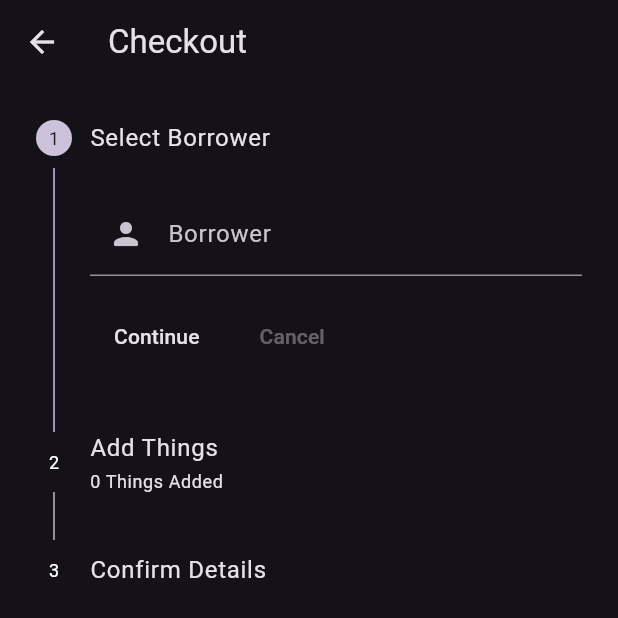
After one commit to pvdthings/librarian_app, a Flutter app: the CheckoutPage screen opened directly, on a phone screen of 412 x 824 dp, the top half of it. The commit adds this screen. Run offline on Flutter 3.47's test engine with Material 2 defaults, Android fonts, the phone set to English and light mode, and no system bars; our stand-ins replace dio, supabase_flutter; accounts and stored records are empty; network calls fail.

Commit message:
WIP Create CheckoutPage and CheckoutStepper

```diff
--- /dev/null
+++ b/lib/src/features/borrowers/presentation/borrower_search_delegate.dart
@@ -0,0 +1,43 @@
+import 'package:flutter/material.dart';
+import 'package:librarian_app/src/features/borrowers/presentation/connected_borrowers_list.dart';
+
+import '../data/borrower_model.dart';
+
+class BorrowerSearchDelegate extends SearchDelegate<BorrowerModel?> {
+  @override
+  List<Widget>? buildActions(BuildContext context) {
+    return [
+      IconButton(
+        icon: const Icon(Icons.clear),
+        onPressed: () => query = '',
+      ),
+    ];
+  }
+
+  @override
+  Widget? buildLeading(BuildContext context) {
+    return IconButton(
+      icon: AnimatedIcon(
+        icon: AnimatedIcons.menu_arrow,
+        progress: transitionAnimation,
+      ),
+      onPressed: () => close(context, null),
+    );
+  }
+
+  @override
+  Widget buildResults(BuildContext context) {
+    return ConnectedBorrowersList(
+      filter: query,
+      onTap: (borrower) => close(context, borrower),
+    );
+  }
+
+  @override
+  Widget buildSuggestions(BuildContext context) {
+    return ConnectedBorrowersList(
+      filter: query,
+      onTap: (borrower) => close(context, borrower),
+    );
+  }
+}
--- a/lib/src/features/dashboard/presentation/desktop_layout.dart
+++ b/lib/src/features/dashboard/presentation/desktop_layout.dart
@@ -1,5 +1,6 @@
 import 'package:flutter/material.dart';
 import 'package:librarian_app/src/features/borrowers/presentation/borrowers_desktop_layout.dart';
+import 'package:librarian_app/src/features/loans/presentation/checkout_stepper/checkout_page.dart';
 import 'package:librarian_app/src/features/loans/presentation/checkout_wizard/wizard_page.dart';
 import 'package:librarian_app/src/features/loans/presentation/loans_desktop_layout.dart';
 
@@ -28,8 +29,8 @@ class _DashboardDesktopLayoutState extends State<DashboardDesktopLayout> {
         NavigationRail(
           leading: FloatingActionButton(
             onPressed: () {
-              Navigator.of(context)
-                  .push(MaterialPageRoute(builder: (c) => const WizardPage()));
+              Navigator.of(context).push(
+                  MaterialPageRoute(builder: (c) => const CheckoutPage()));
             },
             tooltip: 'New Loan',
             child: const Icon(Icons.add_rounded),
--- /dev/null
+++ b/lib/src/features/loans/presentation/checkout_stepper/checkout_page.dart
@@ -0,0 +1,20 @@
+import 'package:flutter/material.dart';
+import 'package:librarian_app/src/features/loans/presentation/checkout_stepper/checkout_stepper.dart';
+
+class CheckoutPage extends StatelessWidget {
+  const CheckoutPage({super.key});
+
+  @override
+  Widget build(BuildContext context) {
+    return Scaffold(
+      appBar: AppBar(
+        title: const Text('Checkout'),
+        centerTitle: false,
+      ),
+      body: Container(
+        constraints: const BoxConstraints(maxWidth: 600),
+        child: const CheckoutStepper(),
+      ),
+    );
+  }
+}
--- /dev/null
+++ b/lib/src/features/loans/presentation/checkout_stepper/checkout_stepper.dart
@@ -0,0 +1,142 @@
+import 'package:flutter/material.dart';
+import 'package:librarian_app/src/features/borrowers/data/borrower_model.dart';
+import 'package:librarian_app/src/features/borrowers/presentation/borrower_issues.dart';
+import 'package:librarian_app/src/features/borrowers/presentation/borrower_search_delegate.dart';
+import 'package:librarian_app/src/features/loans/data/thing_model.dart';
+import 'package:librarian_app/src/features/loans/presentation/checkout_stepper/connected_thing_search_field.dart';
+import 'package:librarian_app/src/features/loans/presentation/loan_details.dart';
+
+class CheckoutStepper extends StatefulWidget {
+  const CheckoutStepper({super.key});
+
+  @override
+  State<CheckoutStepper> createState() => _CheckoutStepperState();
+}
+
+class _CheckoutStepperState extends State<CheckoutStepper> {
+  int _index = 0;
+  BorrowerModel? _borrower;
+  DateTime _dueDate = DateTime.now().add(const Duration(days: 7));
+
+  final List<ThingModel> _things = [];
+
+  bool get _canContinue {
+    return _borrower != null && (_borrower?.active ?? false) && _index < 2;
+  }
+
+  void _finish() {}
+
+  @override
+  Widget build(BuildContext context) {
+    return Stepper(
+      currentStep: _index,
+      onStepContinue: () {
+        if (_canContinue) {
+          setState(() => _index++);
+          return;
+        }
+
+        if (_index == 2) {
+          _finish();
+        }
+      },
+      onStepCancel: _index > 0
+          ? () {
+              setState(() => _index--);
+            }
+          : null,
+      steps: [
+        Step(
+          title: const Text('Select Borrower'),
+          subtitle: _borrower != null ? Text(_borrower!.name) : null,
+          content: Column(
+            children: [
+              TextField(
+                controller: TextEditingController(text: _borrower?.name),
+                decoration: const InputDecoration(
+                  labelText: 'Borrower',
+                  prefixIcon: Icon(Icons.person_rounded),
+                ),
+                onTap: () async {
+                  final borrower = await showSearch(
+                    context: context,
+                    delegate: BorrowerSearchDelegate(),
+                    useRootNavigator: true,
+                  );
+
+                  if (borrower != null) {
+                    setState(() => _borrower = borrower);
+                  }
+                },
+              ),
+              if (_borrower != null && !_borrower!.active) ...[
+                const SizedBox(height: 16),
+                BorrowerIssues(
+                  borrowerId: _borrower!.id,
+                  issues: _borrower!.issues,
+                  onRecordCashPayment: (_) {},
+                ),
+              ],
+            ],
+          ),
+          isActive: _index >= 0,
+        ),
+        Step(
+          title: const Text('Add Things'),
+          subtitle: Text(
+              '${_things.length} Thing${_things.length == 1 ? '' : 's'} Added'),
+          content: Column(
+            children: [
+              ConnectedThingSearchField(
+                controller: ThingSearchController(
+                  context: context,
+                  onMatchFound: (thing) {
+                    setState(() => _things.add(thing));
+                  },
+                ),
+              ),
+              const SizedBox(height: 8),
+              ListView.builder(
+                itemCount: _things.length,
+                itemBuilder: (context, index) {
+                  final thing = _things[index];
+                  return Card(
+                    child: ListTile(
+                      leading: Text('#${thing.number}'),
+                      title: Text(thing.name ?? 'Unknown'),
+                      trailing: IconButton(
+                        icon: const Icon(Icons.remove_circle_rounded),
+                        onPressed: () {
+                          setState(() => _things.remove(thing));
+                        },
+                        tooltip: 'Remove #${thing.number}',
+                      ),
+                    ),
+                  );
+                },
+                shrinkWrap: true,
+              ),
+            ],
+          ),
+          isActive: _index >= 1,
+        ),
+        Step(
+          title: const Text('Confirm Details'),
+          content: Padding(
+            padding: const EdgeInsets.only(top: 8),
+            child: LoanDetails(
+              borrower: _borrower,
+              things: _things,
+              checkedOutDate: DateTime.now(),
+              dueDate: _dueDate,
+              onDueDateUpdated: (newDate) {
+                setState(() => _dueDate = newDate);
+              },
+            ),
+          ),
+          isActive: _index >= 2,
+        ),
+      ],
+    );
+  }
+}
--- a/lib/src/features/loans/presentation/loan_details.dart
+++ b/lib/src/features/loans/presentation/loan_details.dart
@@ -16,14 +16,14 @@ class LoanDetails extends StatelessWidget {
   });
 
   final bool editable;
-  final BorrowerModel borrower;
+  final BorrowerModel? borrower;
   final List<ThingModel> things;
   final DateTime checkedOutDate;
   final DateTime dueDate;
   final DateTime? checkedInDate;
   final bool isOverdue;
 
-  final Function(DateTime) onDueDateUpdated;
+  final void Function(DateTime) onDueDateUpdated;
 
   void showDateSelection(BuildContext context) async {
     showDatePicker(
@@ -42,7 +42,7 @@ class LoanDetails extends StatelessWidget {
     return Column(
       children: [
         TextField(
-          controller: TextEditingController(text: borrower.name),
+          controller: TextEditingController(text: borrower?.name),
           readOnly: true,
           decoration: const InputDecoration(
             icon: Icon(Icons.person_rounded),
--- a/lib/src/features/loans/presentation/pick_things_view.dart
+++ b/lib/src/features/loans/presentation/pick_things_view.dart
@@ -15,7 +15,7 @@ class PickThingsView extends StatefulWidget {
   });
 
   final List<ThingModel> pickedThings;
-  final Function(ThingModel) onThingPicked;
+  final Function(ThingModel thing) onThingPicked;
 
   @override
   State<StatefulWidget> createState() {
```
Also changed, not shown: lib/src/features/loans/presentation/checkout_stepper/connected_thing_search_field.dart (added, +100 -0 lines).
